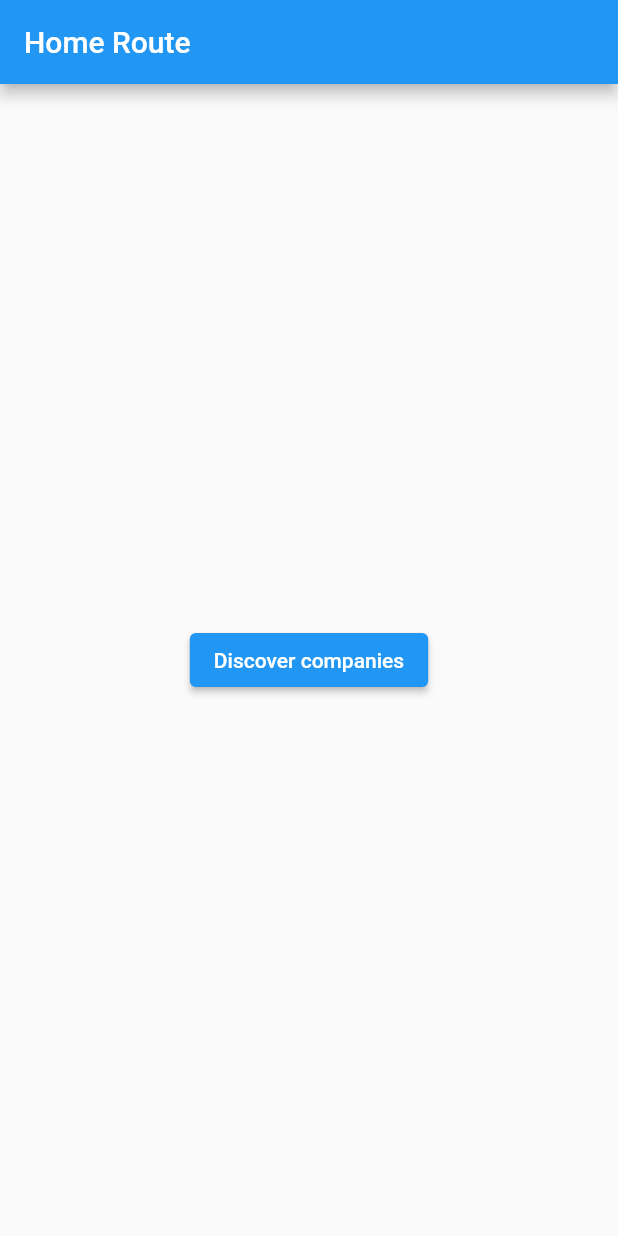
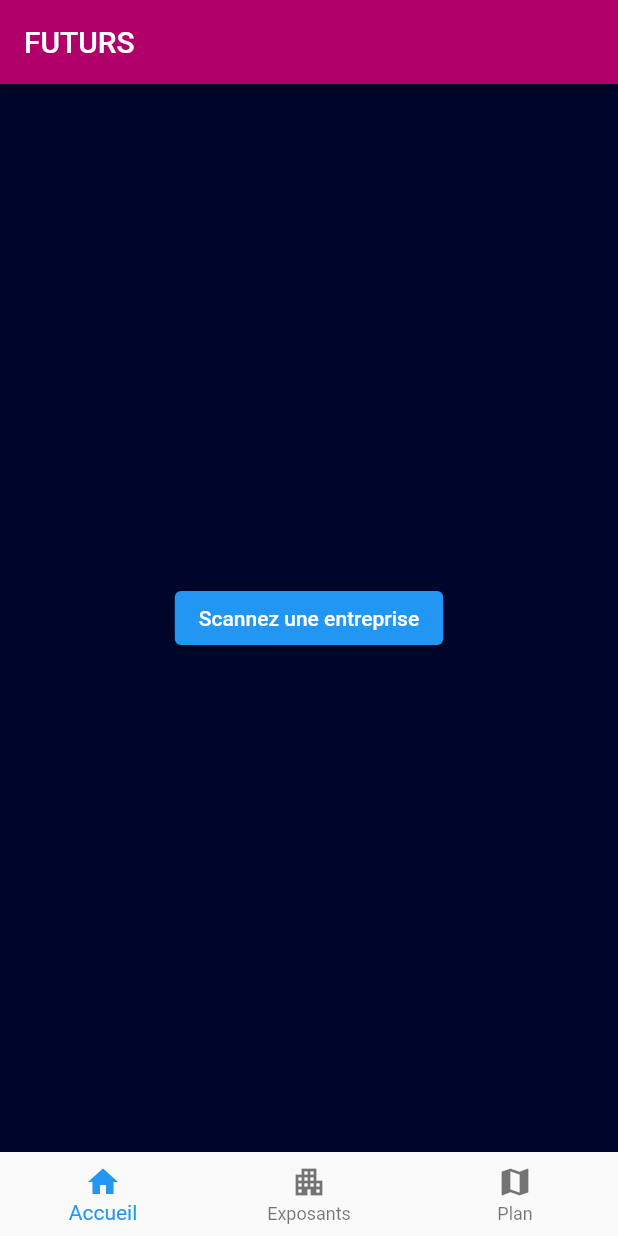
Before and after one commit to EpiMac/FUTURS-app, a Flutter app: the screen it shows after launch, on a phone screen of 412 x 824 dp. Run offline on Flutter 3.47's test engine with Material 2 defaults, Android fonts, the phone set to English and light mode, and no system bars; missing offline and left inert: advance_pdf_viewer.

```diff
--- a/lib/main.dart
+++ b/lib/main.dart
@@ -1,11 +1,30 @@
+// ignore_for_file: camel_case_types
+
+import 'dart:io';
+import 'package:flutter/foundation.dart';
 import 'package:flutter/material.dart';
+//import 'package:qr_code_scanner/qr_code_scanner.dart';
+import 'package:advance_pdf_viewer/advance_pdf_viewer.dart';
+
+Color topColor = const Color.fromRGBO(177, 0, 105, 1.0);
+Color backgroundColor = const Color.fromRGBO(0, 6, 43, 1.0);
 
 void main() {
-  runApp(const MaterialApp(
+  runApp(
+    MaterialApp(
       title: 'Futurs',
-    home: Futurs_HomeRoute(),
-  ));
+      theme: ThemeData(
+        primaryColor: topColor,
+        scaffoldBackgroundColor: backgroundColor
+      ),
+      home: const Navigation(),
+    )
+  );
 }
+
+// ignore: constant_identifier_names
+const String map_url = "https://www.escaux.com/rsrc/EscauxCustomerDocs/DRD_T38Support_AdminGuide/T38_TEST_PAGES.pdf";
+const Color darkBackground = Color(0xFF2D2D2D);
 
 class Company {
   int id;
@@ -22,19 +41,19 @@ class Company {
 }
 
 // TESTS (start)
-Company test1 = new Company(1,
+Company test1 = Company(1,
                         "Microsoft",
                         "It's Microsoft bro",
                         Icons.ac_unit,
                         "https://pbs.twimg.com/profile_images/1234407307955535873/0pjqJnab_400x400.png");
 
-Company test2 = new Company(2,
+Company test2 = Company(2,
                         "Ubisoft",
                         "Assassin's Creed for Life",
                         Icons.access_alarm,
                         "https://encrypted-tbn0.gstatic.com/images?q=tbn:ANd9GcT6P_xCU5PeM3YF4MPc2e5IbRCrPyeoj1iGYln1Zgaklvyi0jbXyozuTQ7oew78cCAkFzU&usqp=CAU");
 
-Company test3 = new Company(3,
+Company test3 = Company(3,
                         "EpiMac",
                         "The best company",
                         Icons.computer,
@@ -50,11 +69,12 @@ class Futurs_HomeRoute extends StatelessWidget {
   Widget build(BuildContext context) {
     return Scaffold(
       appBar: AppBar(
-        title: const Text('Home Route'),
+        title: const Text("FUTURS"),//Image.asset('assets/logo_futurs.png', fit: BoxFit.cover),
+        backgroundColor: topColor
       ),
       body: Center(
         child: ElevatedButton(
-          child: const Text('Discover companies'),
+          child: const Text('Scannez une entreprise'),
           onPressed: () {
             Navigator.push(
               context,
@@ -86,3 +106,169 @@ class Futurs_CompaniesRoute extends StatelessWidget {
         });
   }
 }
+
+class Futurs_MapRoute extends StatefulWidget {
+  @override
+  State<StatefulWidget> createState() => _Futurs_MapRoute_State();
+}
+
+class _Futurs_MapRoute_State extends State<Futurs_MapRoute> {
+  bool _isLoading = true;
+  late PDFDocument document;
+  String title = "Loading";
+
+  @override
+  void initState() {
+    super.initState();
+    loadDocument();
+  }
+
+  loadDocument() async {
+    setState(() {
+      _isLoading = true;
+      title = "Chargement en cours";
+    });
+    document = await PDFDocument.fromURL(map_url);
+
+    setState(() {
+      title = "Plan du salon";
+      _isLoading = false;
+    });
+  }
+
+  @override
+  Widget build(BuildContext context) {
+    return MaterialApp(
+        home: Scaffold(
+            appBar: AppBar(
+              title: Text(title),
+              backgroundColor: topColor
+            ),
+            body: Center(
+                child: _isLoading
+                    ? const Center(child: CircularProgressIndicator())
+                    : PDFViewer(
+                        document: document,
+                        zoomSteps: 1,
+                      ))));
+  }
+}
+
+/*
+class Futurs_MapRoute extends StatelessWidget {
+  const Futurs_MapRoute({Key? key}) : super(key: key);
+
+  @override
+  Widget build(BuildContext context) {
+    return Scaffold(
+      appBar: AppBar(
+        title: Text('Plan du salon'),
+      ),
+      body: Center(
+          child: PDFViewer(document: map_document)),
+    );
+  }
+}
+*/
+
+class Navigation extends StatefulWidget {
+  const Navigation({Key? key}) : super(key: key);
+
+  @override
+  State<StatefulWidget> createState() => _NavigationState();
+}
+
+class _NavigationState extends State<Navigation> {
+  int _selectedIndex = 0;
+
+  final List<Widget> _widgetOptions = [Futurs_HomeRoute(),
+                                       Futurs_CompaniesRoute(),
+                                       Futurs_MapRoute()];
+
+  void _onItemTap(int index) {
+    setState(() {
+      _selectedIndex = index;
+    });
+  }
+
+  @override
+  Widget build(BuildContext context) {
+    return Scaffold(
+      backgroundColor: Theme.of(context).backgroundColor,
+      body: IndexedStack(index: _selectedIndex, children: _widgetOptions),
+      bottomNavigationBar: BottomNavigationBar(
+        items: [
+          BottomNavigationBarItem(
+              icon: Icon(Icons.home), label: 'Accueil'),
+          BottomNavigationBarItem(
+              icon: Icon(Icons.apartment), label: 'Exposants'),
+          BottomNavigationBarItem(
+              icon: Icon(Icons.map), label: 'Plan')
+        ],
+        currentIndex: _selectedIndex,
+        onTap: _onItemTap,
+      ),
+    );
+  }
+}
+
+/*
+class _QRViewExampleState {
+  final GlobalKey qrKey = GlobalKey(debugLabel: 'QR');
+  late Barcode result;
+  late QRViewController controller;
+
+  // In order to get hot reload to work we need to pause the camera if the platform
+  // is android, or resume the camera if the platform is iOS.
+  @override
+  void reassemble() {
+    //super.reassemble();
+    if (Platform.isAndroid) {
+      controller.pauseCamera();
+    } else if (Platform.isIOS) {
+      controller.resumeCamera();
+    }
+  }
+
+  @override
+  Widget build(BuildContext context) {
+    return Scaffold(
+      body: Column(
+        children: <Widget>[
+          Expanded(
+            flex: 5,
+            child: QRView(
+              key: qrKey,
+              onQRViewCreated: _onQRViewCreated,
+            ),
+          ),
+          Expanded(
+            flex: 1,
+            child: Center(
+              child: (result != null)
+                  ? Text(
+                      'Barcode Type: ${describeEnum(result.format)}   Data: ${result.code}')
+                  : Text('Scan a code'),
+            ),
+          )
+        ],
+      ),
+    );
+  }
+
+  void _onQRViewCreated(QRViewController controller) {
+    this.controller = controller;
+    controller.scannedDataStream.listen((scanData) {
+      setState(() {
+        result = scanData;
+      });
+    });
+  }
+
+  @override
+  void dispose() {
+    controller?.dispose();
+    super.dispose();
+  }
+}
+*/
--- a/pubspec.yaml
+++ b/pubspec.yaml
@@ -34,6 +34,9 @@ dependencies:
   # The following adds the Cupertino Icons font to your application.
   # Use with the CupertinoIcons class for iOS style icons.
   cupertino_icons: ^1.0.2
+  qr_code_scanner: any
+  advance_pdf_viewer: any
+  pdf_viewer_jk: ^2.1.4
 
 dev_dependencies:
   flutter_test:
```
Also changed, not shown: lib/assets/logo_futurs.png (added), pubspec.lock, 15 other files. Lines whose indentation alone changed are shown as unchanged.
